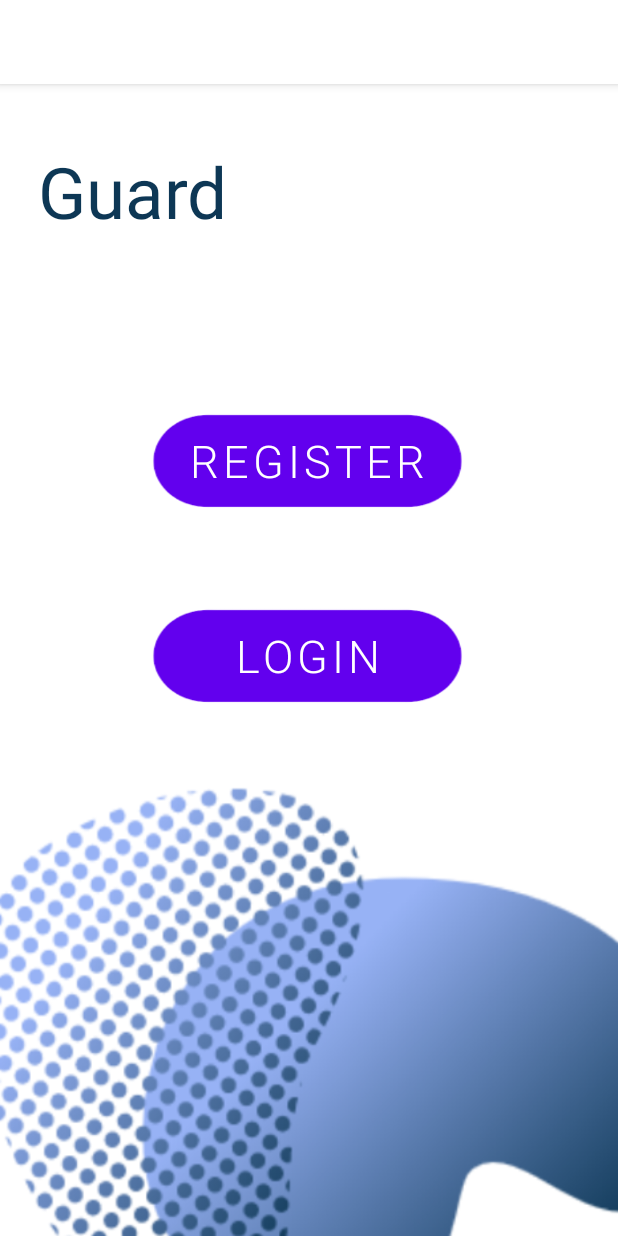
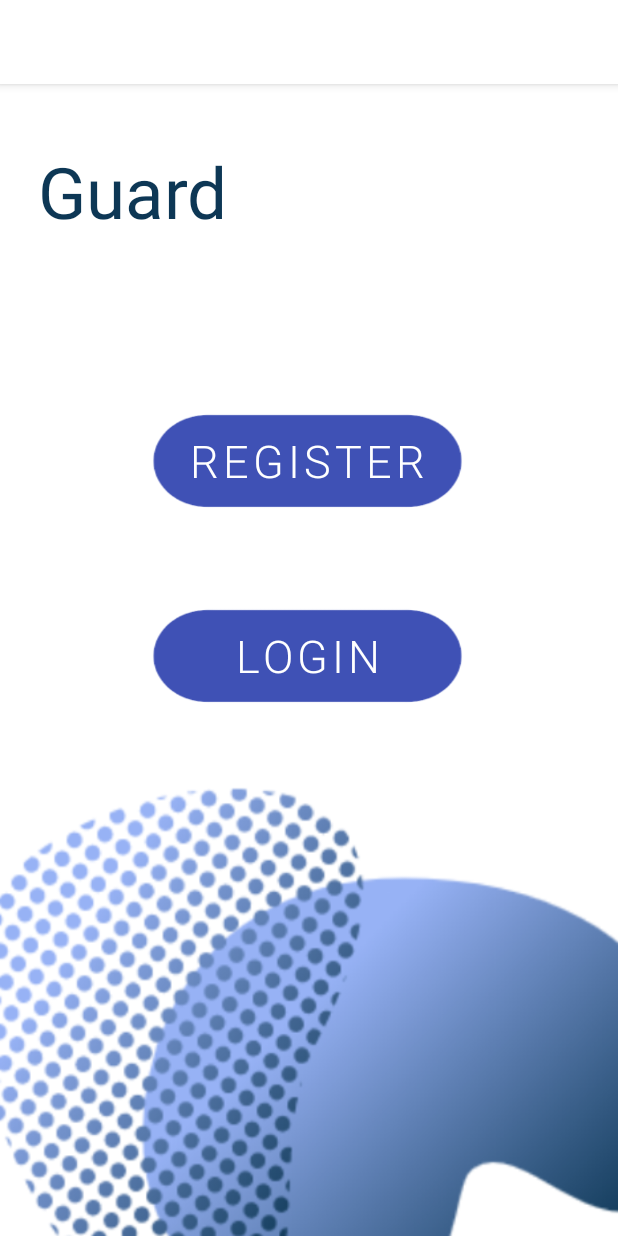
Before and after one commit to Arob122/G7_Anti-Theft-App, an Android app: the screen it shows after launch (HomeActivity), on a phone screen of 412 x 824 dp. Run offline under Robolectric (Android 15) with nearby library versions, the phone set to English and light mode, and no system bars.

Commit message:
تغيير ألوان الأزرار

```diff
--- a/app/src/main/res/layout/activity_check_authintication.xml
+++ b/app/src/main/res/layout/activity_check_authintication.xml
@@ -50,6 +50,6 @@
         android:textColor="#FFFFFF"
         android:textSize="25sp"
         android:visibility="visible"
-        app:backgroundTint="@color/purple_500"
+        app:backgroundTint="#FF3F51B5"
         tools:visibility="visible" />
 </LinearLayout>
--- a/app/src/main/res/layout/activity_homepage.xml
+++ b/app/src/main/res/layout/activity_homepage.xml
@@ -19,7 +19,7 @@
             android:layout_marginRight="250dp"
             android:text="logout"
             android:visibility="visible"
-            app:backgroundTint="@color/purple_500"
+            app:backgroundTint="#FF3F51B5"
             app:layout_constraintBottom_toBottomOf="parent"
             app:layout_constraintEnd_toEndOf="parent"
             app:layout_constraintHorizontal_bias="0.049"
--- a/app/src/main/res/layout/activity_login.xml
+++ b/app/src/main/res/layout/activity_login.xml
@@ -62,7 +62,7 @@
         android:textColor="#FFFFFF"
         android:textSize="25sp"
         android:visibility="visible"
-        app:backgroundTint="#673AB7"
+        app:backgroundTint="#FF3F51B5"
         tools:visibility="visible" />
 
 </LinearLayout>
--- a/app/src/main/res/layout/activity_main.xml
+++ b/app/src/main/res/layout/activity_main.xml
@@ -74,7 +74,7 @@
         android:textColor="#FFFFFF"
         android:textSize="25sp"
         android:visibility="visible"
-        app:backgroundTint="@color/purple_500"
+        app:backgroundTint="#FF3F51B5"
         tools:visibility="visible" />
 
     <Button
@@ -82,8 +82,8 @@
         android:layout_width="match_parent"
         android:layout_height="90dp"
         android:layout_marginLeft="220dp"
+        android:layout_marginTop="-60dp"
         android:layout_marginRight="20dp"
-        android:layout_marginTop="-60dp"
         android:layout_marginBottom="25dp"
         android:background="@drawable/shape"
         android:fontFamily="sans-serif-light"
@@ -91,6 +91,6 @@
         android:textColor="#FFFFFF"
         android:textSize="25sp"
         android:visibility="visible"
-        app:backgroundTint="@color/purple_500"
+        app:backgroundTint="#FF3F51B5"
         tools:visibility="visible" />
 </LinearLayout>
--- a/app/src/main/res/layout/confirmpassword.xml
+++ b/app/src/main/res/layout/confirmpassword.xml
@@ -56,6 +56,6 @@
         android:textColor="#FFFFFF"
         android:textSize="25sp"
         android:visibility="visible"
-        app:backgroundTint="@color/purple_500"
+        app:backgroundTint="#FF3F51B5"
         tools:visibility="visible" />
 </LinearLayout>
--- a/app/src/main/res/layout/first.xml
+++ b/app/src/main/res/layout/first.xml
@@ -35,22 +35,22 @@
         android:textColor="#FFFFFF"
         android:textSize="30sp"
         android:visibility="visible"
-        app:backgroundTint="@color/purple_500"
+        app:backgroundTint="#FF3F51B5"
         tools:visibility="visible" />
 
     <Button
         android:id="@+id/log"
         android:layout_width="210dp"
         android:layout_height="120dp"
+        android:layout_marginLeft="100dp"
+
+        android:layout_marginBottom="25dp"
         android:background="@drawable/shape"
-
-        android:layout_marginLeft="100dp"
-        android:layout_marginBottom="25dp"
         android:fontFamily="sans-serif-light"
         android:text="Login"
         android:textColor="#FFFFFF"
         android:textSize="30sp"
         android:visibility="visible"
-        app:backgroundTint="@color/purple_500"
+        app:backgroundTint="#FF3F51B5"
         tools:visibility="visible" />
 </LinearLayout>
```
